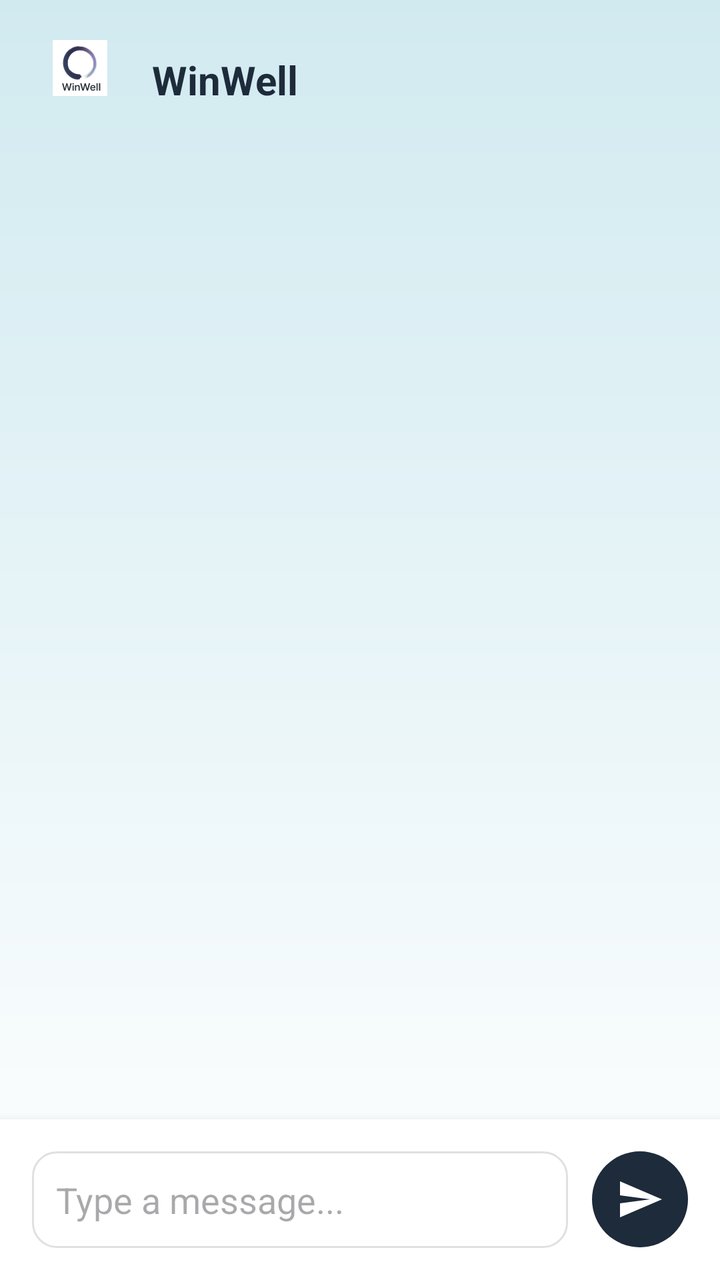
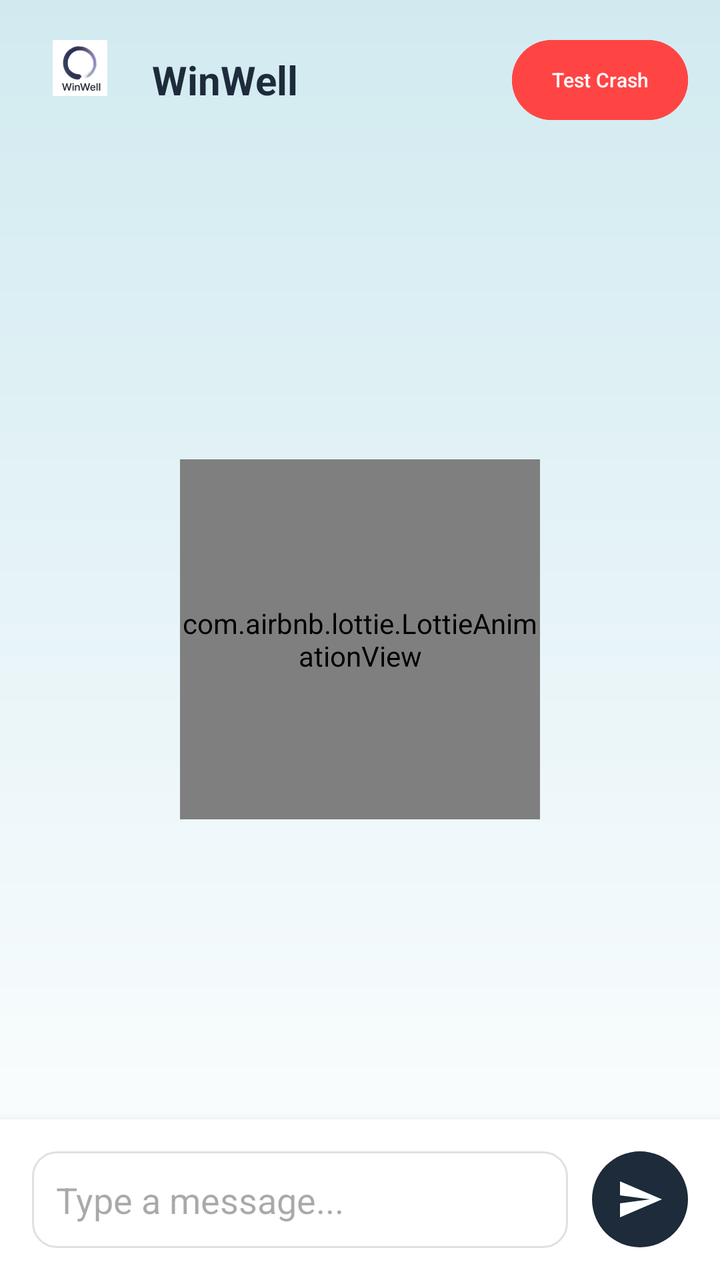

Before-and-after screenshots of an Android layout around one commit, followed by the original layout XML and the change that was made.
<!-- AndroidManifest.xml: application theme Theme.WinWellApp -->
<!-- res/layout/activity_chat.xml -->
<?xml version="1.0" encoding="utf-8"?>
<LinearLayout xmlns:android="http://schemas.android.com/apk/res/android"
    xmlns:app="http://schemas.android.com/apk/res-auto"
    android:id="@+id/main"
    android:layout_width="match_parent"
    android:layout_height="match_parent"
    android:orientation="vertical"
    android:animateLayoutChanges="true"
    android:background="@drawable/bg_gradient">

    
    <LinearLayout
        android:id="@+id/header_container"
        android:layout_width="match_parent"
        android:layout_height="wrap_content"
        android:padding="16dp"
        android:gravity="center_vertical"
        android:background="@android:color/transparent">
        
        <com.google.android.material.card.MaterialCardView
            android:id="@+id/header_logo_container"
            android:layout_width="48dp"
            android:layout_height="48dp"
            android:layout_marginEnd="12dp"
            android:transitionName="logoTransition"
            app:cardCornerRadius="24dp"
            app:cardElevation="0dp"
            app:strokeWidth="0dp"
            app:cardBackgroundColor="@android:color/transparent">

            <ImageView
                android:id="@+id/header_logo_image"
                android:layout_width="match_parent"
                android:layout_height="36dp"
                android:contentDescription="@null"
                android:padding="4dp"
                android:scaleType="fitCenter"
                android:src="@drawable/logo" />
        </com.google.android.material.card.MaterialCardView>

        <TextView
            android:id="@+id/header_title"
            android:layout_width="wrap_content"
            android:layout_height="wrap_content"
            android:text="@string/app_name"
            android:textColor="@color/navy_blue"
            android:textSize="20sp"
            android:textStyle="bold" />
    </LinearLayout>

    
    <androidx.recyclerview.widget.RecyclerView
        android:id="@+id/recycler_chat"
        android:layout_width="match_parent"
        android:layout_height="0dp"
        android:layout_weight="1"
        android:padding="16dp"
        android:clipToPadding="false"/>

    
    <LinearLayout
        android:id="@+id/footer_container"
        android:layout_width="match_parent"
        android:layout_height="wrap_content"
        android:orientation="horizontal"
        android:padding="16dp"
        android:gravity="center_vertical"
        android:background="@android:color/white"
        android:elevation="8dp">

        <EditText
            android:id="@+id/edit_message"
            android:layout_width="0dp"
            android:layout_height="wrap_content"
            android:layout_weight="1"
            android:hint="@string/type_message"
            android:padding="12dp"
            android:background="@drawable/bg_input"
            android:maxLines="4"
            android:layout_marginEnd="12dp"/>

        <ImageButton
            android:id="@+id/btn_send"
            android:layout_width="48dp"
            android:layout_height="48dp"
            android:src="@drawable/ic_send"
            android:background="@drawable/bg_button"
            android:contentDescription="@string/send_message"
            android:padding="12dp"
            android:scaleType="fitCenter"
            app:tint="@color/white"
            android:layout_gravity="center_vertical"/>

    </LinearLayout>

</LinearLayout>
<!-- resources referenced by this layout -->
<resources>
  <color name="navy_blue">#1D2B3A</color>
  <color name="white">#FFFFFFFF</color>
  <!-- drawable bg_button (drawable) -->
  <?xml version="1.0" encoding="utf-8"?>
  <ripple xmlns:android="http://schemas.android.com/apk/res/android"
      android:color="#4DFFFFFF"> 
      <item>
          <shape android:shape="rectangle">
              <solid android:color="@color/navy_blue"/>
              <corners android:radius="100dp"/>
          </shape>
      </item>
  </ripple>
  <!-- drawable bg_gradient (drawable) -->
  <?xml version="1.0" encoding="utf-8"?>
  <shape xmlns:android="http://schemas.android.com/apk/res/android"
      android:shape="rectangle">
      <gradient
          android:startColor="@color/ice_blue"
          android:endColor="@color/white"
          android:angle="270" /> 
  </shape>
  <!-- drawable bg_input (drawable) -->
  <?xml version="1.0" encoding="utf-8"?>
  <selector xmlns:android="http://schemas.android.com/apk/res/android">
      
      <item android:state_focused="true">
          <shape android:shape="rectangle">
              <solid android:color="@color/white"/>
              <corners android:radius="12dp"/>
              <stroke android:width="2dp" android:color="@color/navy_blue"/>
          </shape>
      </item>
      
      <item>
          <shape android:shape="rectangle">
              <solid android:color="@color/white"/>
              <corners android:radius="12dp"/>
              <stroke android:width="1dp" android:color="@color/input_border"/>
          </shape>
      </item>
  </selector>
  <!-- drawable ic_send (drawable) -->
  <vector xmlns:android="http://schemas.android.com/apk/res/android"
      android:width="24dp"
      android:height="24dp"
      android:viewportWidth="24"
      android:viewportHeight="24">
      <path
          android:fillColor="#FFFFFF"
          android:pathData="M2.01,21L23,12 2.01,3 2,10l15,2 -15,2z"/>
  </vector>
  <!-- drawable logo: png bitmap (drawable, 29848 bytes) -->
  <string name="app_name">WinWell</string>
  <string name="send_message">Send Message</string>
  <string name="type_message">Type a message...</string>
  <style name="Theme.WinWellApp" parent="Base.Theme.WinWellApp" />
  <color name="ice_blue">#D1EAF0</color>
  <color name="input_border">#E0E0E0</color>
  <style name="Base.Theme.WinWellApp" parent="Theme.Material3.DayNight.NoActionBar">
          
          
      </style>
</resources>

<!-- the commit's change to res/layout/activity_chat.xml (unified diff, before → after) -->
@@ -15,7 +15,9 @@
         android:layout_height="wrap_content"
         android:padding="16dp"
         android:gravity="center_vertical"
+        android:orientation="horizontal"
         android:background="@android:color/transparent">
+
         
         <com.google.android.material.card.MaterialCardView
             android:id="@+id/header_logo_container"
@@ -36,26 +38,59 @@
                 android:padding="4dp"
                 android:scaleType="fitCenter"
                 android:src="@drawable/logo" />
+
         </com.google.android.material.card.MaterialCardView>
 
+        
         <TextView
             android:id="@+id/header_title"
-            android:layout_width="wrap_content"
+            android:layout_width="0dp"
+            android:layout_weight="1"
             android:layout_height="wrap_content"
             android:text="@string/app_name"
             android:textColor="@color/navy_blue"
             android:textSize="20sp"
             android:textStyle="bold" />
+
+        
+        <Button
+            android:id="@+id/btn_test_crash"
+            android:layout_width="wrap_content"
+            android:layout_height="wrap_content"
+            android:text="Test Crash"
+            android:textSize="10sp"
+            android:padding="6dp"
+            android:backgroundTint="#FF4444"
+            android:textColor="@color/white" />
+
     </LinearLayout>
 
     
-    <androidx.recyclerview.widget.RecyclerView
-        android:id="@+id/recycler_chat"
+    <FrameLayout
         android:layout_width="match_parent"
         android:layout_height="0dp"
-        android:layout_weight="1"
-        android:padding="16dp"
-        android:clipToPadding="false"/>
+        android:layout_weight="1">
+
+        
+        <androidx.recyclerview.widget.RecyclerView
+            android:id="@+id/recycler_chat"
+            android:layout_width="match_parent"
+            android:layout_height="match_parent"
+            android:padding="16dp"
+            android:clipToPadding="false" />
+
+        
+        <com.airbnb.lottie.LottieAnimationView
+            android:id="@+id/lottie_loading"
+            android:layout_width="180dp"
+            android:layout_height="180dp"
+            android:layout_gravity="center"
+            app:lottie_rawRes="@raw/loading_animation"
+            app:lottie_autoPlay="true"
+            app:lottie_loop="true"
+            android:visibility="visible" />
+
+    </FrameLayout>
 
     
     <LinearLayout
@@ -77,7 +112,7 @@
             android:padding="12dp"
             android:background="@drawable/bg_input"
             android:maxLines="4"
-            android:layout_marginEnd="12dp"/>
+            android:layout_marginEnd="12dp" />
 
         <ImageButton
             android:id="@+id/btn_send"
@@ -89,7 +124,7 @@
             android:padding="12dp"
             android:scaleType="fitCenter"
             app:tint="@color/white"
-            android:layout_gravity="center_vertical"/>
+            android:layout_gravity="center_vertical" />
 
     </LinearLayout>
 
